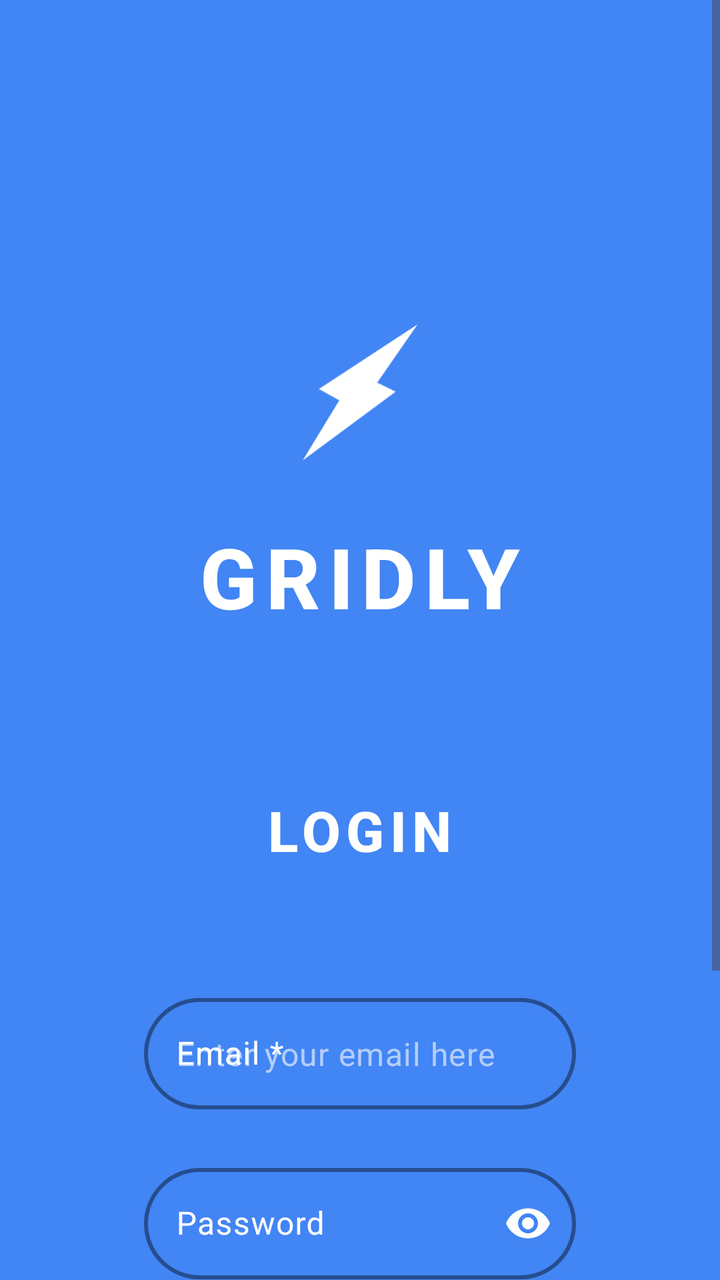
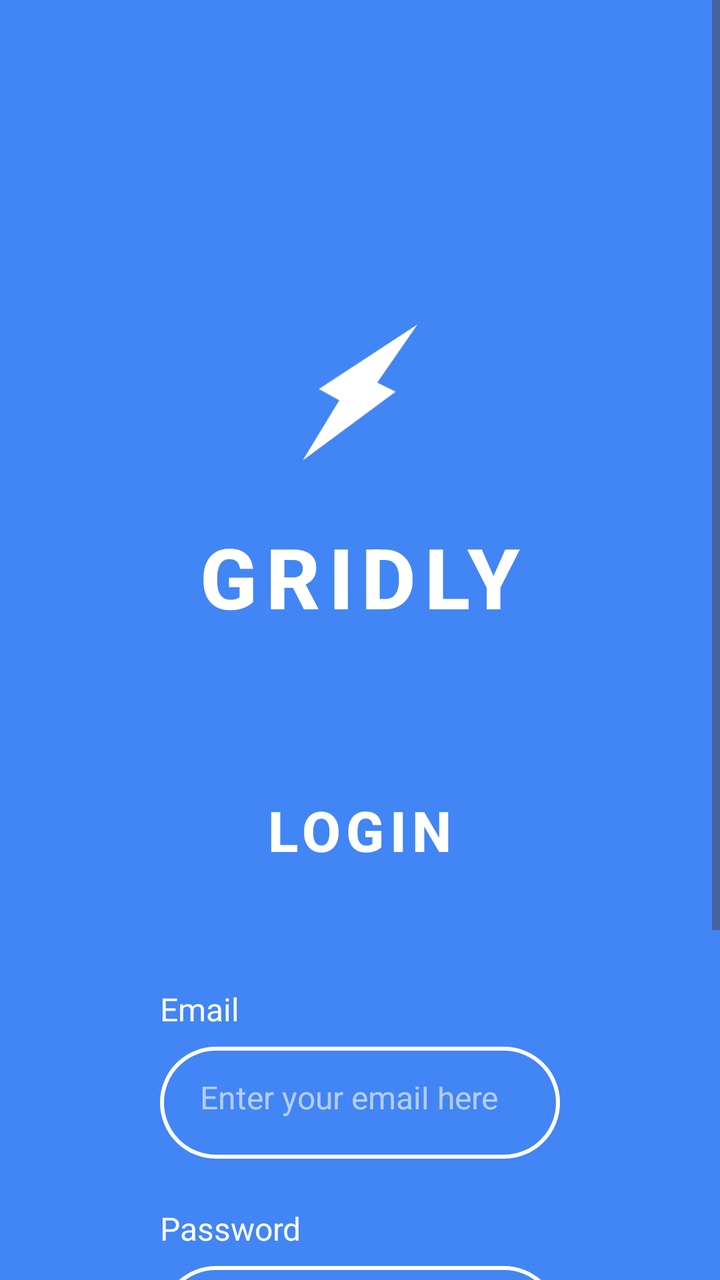

Compare the two renders of this Android layout. The source of the first and the diff that turns it into the second are given below.
<!-- AndroidManifest.xml: application theme Theme.Gridly -->
<!-- res/layout/activity_login.xml -->
<?xml version="1.0" encoding="utf-8"?>
<ScrollView xmlns:android="http://schemas.android.com/apk/res/android"
    xmlns:app="http://schemas.android.com/apk/res-auto"
    xmlns:tools="http://schemas.android.com/tools"
    android:layout_width="match_parent"
    android:layout_height="match_parent"
    android:fillViewport="true">

    <androidx.constraintlayout.widget.ConstraintLayout
        android:id="@+id/login_main"
        android:layout_width="match_parent"
        android:layout_height="wrap_content"
        android:background="@color/splash_background"
        android:padding="56dp"
        tools:context=".LoginActivity">

        
        <ImageView
            android:id="@+id/login_logo"
            android:layout_width="80dp"
            android:layout_height="80dp"
            android:layout_marginTop="100dp"
            android:src="@drawable/ic_lightning_logo"
            android:contentDescription="Gridly Logo"
            app:layout_constraintEnd_toEndOf="parent"
            app:layout_constraintStart_toStartOf="parent"
            app:layout_constraintTop_toTopOf="parent" />

        
        <TextView
            android:id="@+id/login_app_name"
            android:layout_width="wrap_content"
            android:layout_height="wrap_content"
            android:layout_marginTop="24dp"
            android:text="GRIDLY"
            android:textColor="@android:color/white"
            android:textSize="42sp"
            android:textStyle="bold"
            android:fontFamily="sans-serif-medium"
            android:letterSpacing="0.1"
            app:layout_constraintEnd_toEndOf="parent"
            app:layout_constraintStart_toStartOf="parent"
            app:layout_constraintTop_toBottomOf="@id/login_logo" />

        
        <TextView
            android:id="@+id/login_title"
            android:layout_width="wrap_content"
            android:layout_height="wrap_content"
            android:layout_marginTop="80dp"
            android:text="LOGIN"
            android:textColor="@android:color/white"
            android:textSize="28sp"
            android:textStyle="bold"
            android:fontFamily="sans-serif-medium"
            android:letterSpacing="0.1"
            app:layout_constraintEnd_toEndOf="parent"
            app:layout_constraintStart_toStartOf="parent"
            app:layout_constraintTop_toBottomOf="@id/login_app_name" />

        
        <com.google.android.material.textfield.TextInputLayout
            android:id="@+id/login_email_layout"
            style="@style/Widget.Material3.TextInputLayout.OutlinedBox"
            android:layout_width="0dp"
            android:layout_height="wrap_content"
            android:layout_marginTop="60dp"
            android:layout_marginHorizontal="16dp"
            android:hint="Email *"
            android:textColorHint="@android:color/white"
            app:boxBackgroundColor="@android:color/transparent"
            app:boxStrokeColor="@android:color/white"
            app:boxStrokeWidth="2dp"
            app:boxCornerRadiusTopStart="28dp"
            app:boxCornerRadiusTopEnd="28dp"
            app:boxCornerRadiusBottomStart="28dp"
            app:boxCornerRadiusBottomEnd="28dp"
            app:hintTextColor="@android:color/white"
            app:layout_constraintEnd_toEndOf="parent"
            app:layout_constraintStart_toStartOf="parent"
            app:layout_constraintTop_toBottomOf="@id/login_title">

            <com.google.android.material.textfield.TextInputEditText
                android:id="@+id/login_email_input"
                android:layout_width="match_parent"
                android:layout_height="wrap_content"
                android:inputType="textEmailAddress"
                android:textColor="@android:color/white"
                android:textColorHint="@color/white_alpha_60"
                android:hint="Enter your email here" />

        </com.google.android.material.textfield.TextInputLayout>

        
        <com.google.android.material.textfield.TextInputLayout
            android:id="@+id/login_password_layout"
            style="@style/Widget.Material3.TextInputLayout.OutlinedBox"
            android:layout_width="0dp"
            android:layout_height="wrap_content"
            android:layout_marginTop="24dp"
            android:layout_marginHorizontal="16dp"
            android:hint="Password"
            android:textColorHint="@android:color/white"
            app:boxBackgroundColor="@android:color/transparent"
            app:boxStrokeColor="@android:color/white"
            app:boxStrokeWidth="2dp"
            app:boxCornerRadiusTopStart="28dp"
            app:boxCornerRadiusTopEnd="28dp"
            app:boxCornerRadiusBottomStart="28dp"
            app:boxCornerRadiusBottomEnd="28dp"
            app:hintTextColor="@android:color/white"
            app:passwordToggleEnabled="true"
            app:passwordToggleTint="@android:color/white"
            app:layout_constraintEnd_toEndOf="parent"
            app:layout_constraintStart_toStartOf="parent"
            app:layout_constraintTop_toBottomOf="@id/login_email_layout">

            <com.google.android.material.textfield.TextInputEditText
                android:id="@+id/login_password_input"
                android:layout_width="match_parent"
                android:layout_height="wrap_content"
                android:inputType="textPassword"
                android:textColor="@android:color/white"
                android:textColorHint="@color/white_alpha_60" />

        </com.google.android.material.textfield.TextInputLayout>

        
        <com.google.android.material.button.MaterialButton
            android:id="@+id/login_submit_button"
            android:layout_width="0dp"
            android:layout_height="56dp"
            android:layout_marginTop="60dp"
            android:layout_marginBottom="32dp"
            android:layout_marginHorizontal="16dp"
            android:text="LOGIN"
            android:textColor="@color/splash_background"
            android:textSize="16sp"
            android:textStyle="bold"
            android:backgroundTint="@android:color/white"
            android:letterSpacing="0.1"
            app:cornerRadius="28dp"
            app:strokeWidth="0dp"
            app:layout_constraintBottom_toBottomOf="parent"
            app:layout_constraintEnd_toEndOf="parent"
            app:layout_constraintStart_toStartOf="parent"
            app:layout_constraintTop_toBottomOf="@id/login_password_layout" />

    </androidx.constraintlayout.widget.ConstraintLayout>

</ScrollView>
<!-- resources referenced by this layout -->
<resources>
  <color name="splash_background">#4285F4</color>
  <color name="white_alpha_60">#99FFFFFF</color>
  <!-- drawable ic_lightning_logo (drawable) -->
  <vector xmlns:android="http://schemas.android.com/apk/res/android"
      android:width="108dp"
      android:height="108dp"
      android:viewportWidth="181"
      android:viewportHeight="248">
      <path
          android:fillColor="#FFFFFF"
          android:pathData="M155.592,19.3251L87.991,152.761L43.9831,119.289L155.592,19.3251Z" />
      <path
          android:fillColor="#FFFFFF"
          android:pathData="M25.6681,229.974L86.3344,93.4389L130.793,123.482L25.6681,229.974Z" />
  </vector>
  <style name="Theme.Gridly" parent="Base.Theme.Gridly" />
  <style name="Base.Theme.Gridly" parent="Theme.Material3.DayNight.NoActionBar">
          
          
      </style>
</resources>

<!-- the commit's change to res/layout/activity_login.xml (unified diff, before → after) -->
@@ -59,80 +59,77 @@
             app:layout_constraintTop_toBottomOf="@id/login_app_name" />
 
         
-        <com.google.android.material.textfield.TextInputLayout
-            android:id="@+id/login_email_layout"
-            style="@style/Widget.Material3.TextInputLayout.OutlinedBox"
-            android:layout_width="0dp"
+        <TextView
+            android:id="@+id/email_label"
+            android:layout_width="wrap_content"
             android:layout_height="wrap_content"
             android:layout_marginTop="60dp"
-            android:layout_marginHorizontal="16dp"
-            android:hint="Email *"
-            android:textColorHint="@android:color/white"
-            app:boxBackgroundColor="@android:color/transparent"
-            app:boxStrokeColor="@android:color/white"
-            app:boxStrokeWidth="2dp"
-            app:boxCornerRadiusTopStart="28dp"
-            app:boxCornerRadiusTopEnd="28dp"
-            app:boxCornerRadiusBottomStart="28dp"
-            app:boxCornerRadiusBottomEnd="28dp"
-            app:hintTextColor="@android:color/white"
+            android:layout_marginStart="24dp"
+            android:text="Email"
+            android:textColor="@android:color/white"
+            android:textSize="16sp"
+            android:textStyle="normal"
+            app:layout_constraintStart_toStartOf="parent"
+            app:layout_constraintTop_toBottomOf="@id/login_title" />
+
+        
+        <EditText
+            android:id="@+id/login_email_input"
+            android:layout_width="0dp"
+            android:layout_height="56dp"
+            android:layout_marginTop="8dp"
+            android:layout_marginHorizontal="24dp"
+            android:hint="Enter your email here"
+            android:inputType="textEmailAddress"
+            android:textColor="@android:color/white"
+            android:textColorHint="@color/white_alpha_60"
+            android:background="@drawable/rounded_input_background"
+            android:padding="20dp"
+            android:textSize="16sp"
             app:layout_constraintEnd_toEndOf="parent"
             app:layout_constraintStart_toStartOf="parent"
-            app:layout_constraintTop_toBottomOf="@id/login_title">
-
-            <com.google.android.material.textfield.TextInputEditText
-                android:id="@+id/login_email_input"
-                android:layout_width="match_parent"
-                android:layout_height="wrap_content"
-                android:inputType="textEmailAddress"
-                android:textColor="@android:color/white"
-                android:textColorHint="@color/white_alpha_60"
-                android:hint="Enter your email here" />
-
-        </com.google.android.material.textfield.TextInputLayout>
+            app:layout_constraintTop_toBottomOf="@id/email_label" />
 
         
-        <com.google.android.material.textfield.TextInputLayout
-            android:id="@+id/login_password_layout"
-            style="@style/Widget.Material3.TextInputLayout.OutlinedBox"
-            android:layout_width="0dp"
+        <TextView
+            android:id="@+id/password_label"
+            android:layout_width="wrap_content"
             android:layout_height="wrap_content"
             android:layout_marginTop="24dp"
-            android:layout_marginHorizontal="16dp"
+            android:layout_marginStart="24dp"
+            android:text="Password"
+            android:textColor="@android:color/white"
+            android:textSize="16sp"
+            android:textStyle="normal"
+            app:layout_constraintStart_toStartOf="parent"
+            app:layout_constraintTop_toBottomOf="@id/login_email_input" />
+
+        
+        <EditText
+            android:id="@+id/login_password_input"
+            android:layout_width="0dp"
+            android:layout_height="56dp"
+            android:layout_marginTop="8dp"
+            android:layout_marginHorizontal="24dp"
             android:hint="Password"
-            android:textColorHint="@android:color/white"
-            app:boxBackgroundColor="@android:color/transparent"
-            app:boxStrokeColor="@android:color/white"
-            app:boxStrokeWidth="2dp"
-            app:boxCornerRadiusTopStart="28dp"
-            app:boxCornerRadiusTopEnd="28dp"
-            app:boxCornerRadiusBottomStart="28dp"
-            app:boxCornerRadiusBottomEnd="28dp"
-            app:hintTextColor="@android:color/white"
-            app:passwordToggleEnabled="true"
-            app:passwordToggleTint="@android:color/white"
+            android:inputType="textPassword"
+            android:textColor="@android:color/white"
+            android:textColorHint="@color/white_alpha_60"
+            android:background="@drawable/rounded_input_background"
+            android:padding="20dp"
+            android:textSize="16sp"
             app:layout_constraintEnd_toEndOf="parent"
             app:layout_constraintStart_toStartOf="parent"
-            app:layout_constraintTop_toBottomOf="@id/login_email_layout">
-
-            <com.google.android.material.textfield.TextInputEditText
-                android:id="@+id/login_password_input"
-                android:layout_width="match_parent"
-                android:layout_height="wrap_content"
-                android:inputType="textPassword"
-                android:textColor="@android:color/white"
-                android:textColorHint="@color/white_alpha_60" />
-
-        </com.google.android.material.textfield.TextInputLayout>
+            app:layout_constraintTop_toBottomOf="@id/password_label" />
 
         
         <com.google.android.material.button.MaterialButton
             android:id="@+id/login_submit_button"
             android:layout_width="0dp"
             android:layout_height="56dp"
-            android:layout_marginTop="60dp"
+            android:layout_marginTop="48dp"
             android:layout_marginBottom="32dp"
-            android:layout_marginHorizontal="16dp"
+            android:layout_marginHorizontal="24dp"
             android:text="LOGIN"
             android:textColor="@color/splash_background"
             android:textSize="16sp"
@@ -144,7 +141,7 @@
             app:layout_constraintBottom_toBottomOf="parent"
             app:layout_constraintEnd_toEndOf="parent"
             app:layout_constraintStart_toStartOf="parent"
-            app:layout_constraintTop_toBottomOf="@id/login_password_layout" />
+            app:layout_constraintTop_toBottomOf="@id/login_password_input" />
 
     </androidx.constraintlayout.widget.ConstraintLayout>
 
<!-- resource entries referenced after the edit -->
@@ -15,6 +15,23 @@
           android:fillColor="#FFFFFF"
           android:pathData="M25.6681,229.974L86.3344,93.4389L130.793,123.482L25.6681,229.974Z" />
   </vector>
+  <!-- drawable rounded_input_background (drawable) -->
+  <?xml version="1.0" encoding="utf-8"?>
+  <shape xmlns:android="http://schemas.android.com/apk/res/android"
+      android:shape="rectangle">
+      
+      
+      <solid android:color="@android:color/transparent" />
+      
+      
+      <stroke 
+          android:width="2dp"
+          android:color="@android:color/white" />
+      
+      
+      <corners android:radius="28dp" />
+      
+  </shape>
   <style name="Theme.Gridly" parent="Base.Theme.Gridly" />
   <style name="Base.Theme.Gridly" parent="Theme.Material3.DayNight.NoActionBar">
           
